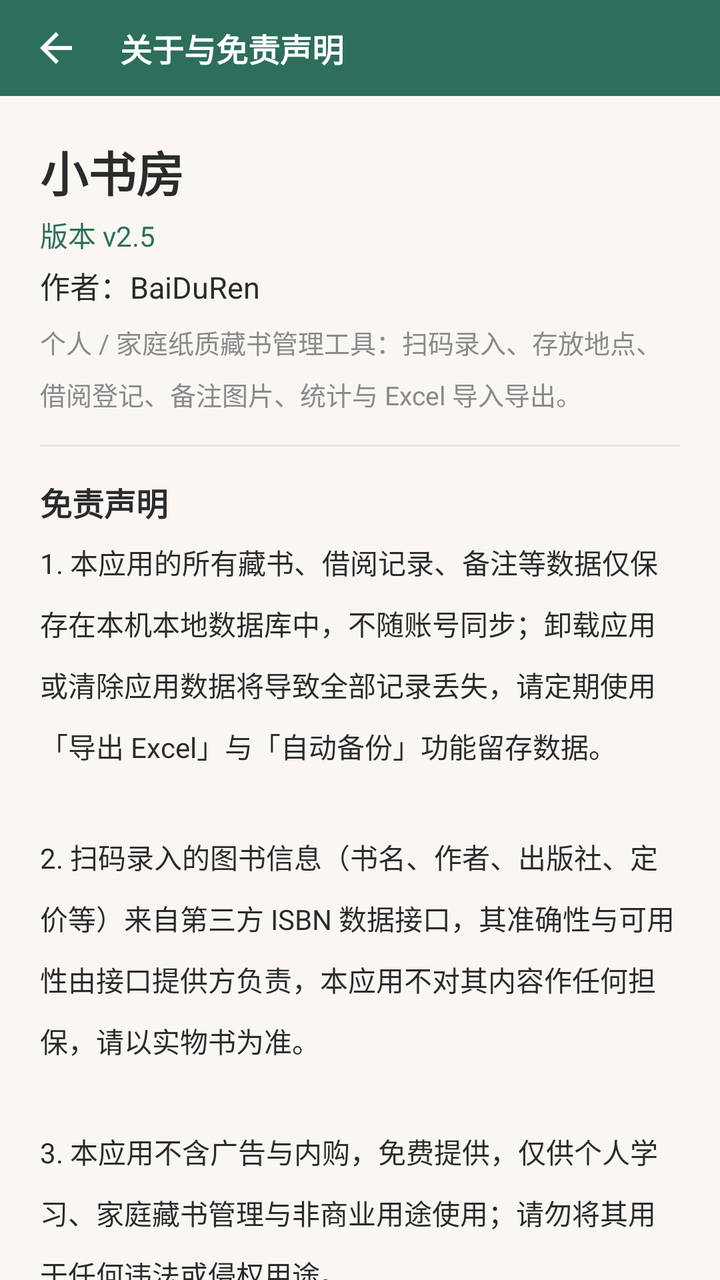
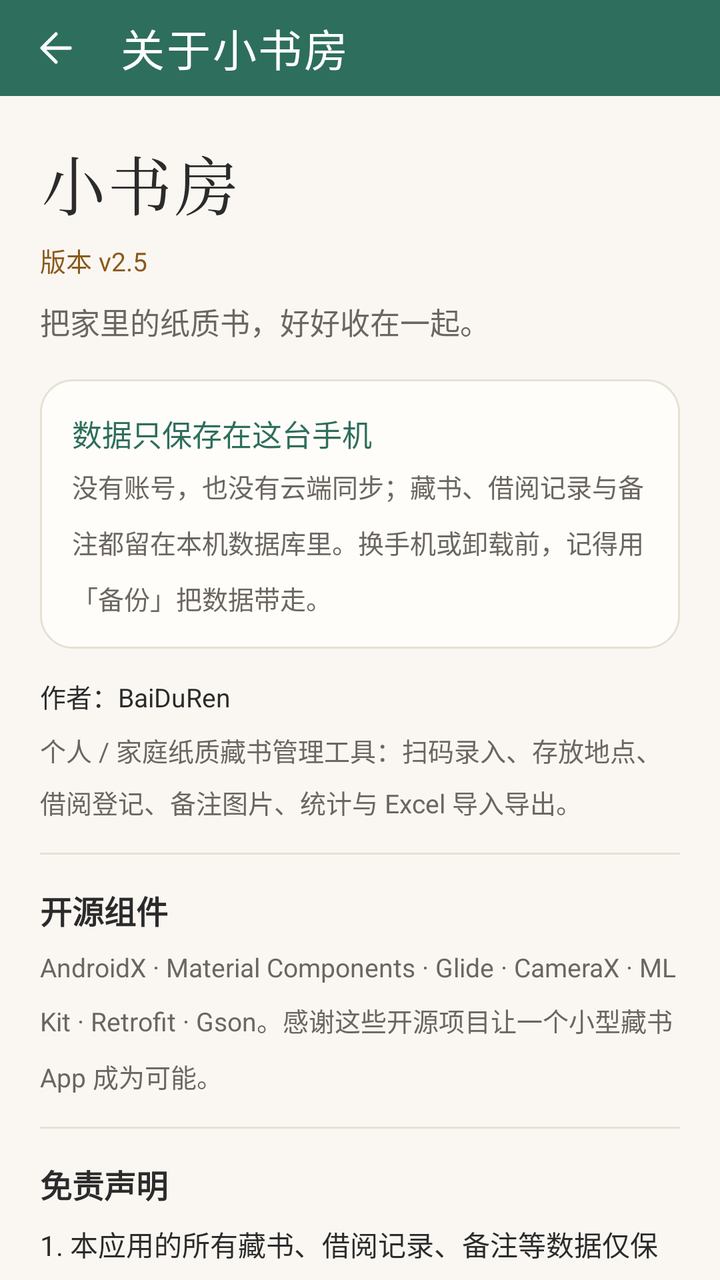

The first picture is an Android layout as it rendered before a commit; the second is the same layout after the commit. The layout source and the unified diff follow.
<!-- AndroidManifest.xml: application theme Theme.Bookshelf -->
<!-- res/layout/activity_about.xml -->
<?xml version="1.0" encoding="utf-8"?>
<LinearLayout xmlns:android="http://schemas.android.com/apk/res/android"
    xmlns:app="http://schemas.android.com/apk/res-auto"
    android:layout_width="match_parent"
    android:layout_height="match_parent"
    android:orientation="vertical">

    <com.google.android.material.appbar.MaterialToolbar
        android:id="@+id/toolbar"
        style="@style/Widget.Bookshelf.Toolbar"
        android:layout_width="match_parent"
        android:layout_height="@dimen/toolbar_h"
        app:navigationIcon="@drawable/ic_back"
        app:title="关于与免责声明" />

    <androidx.core.widget.NestedScrollView
        android:layout_width="match_parent"
        android:layout_height="0dp"
        android:layout_weight="1">

                <androidx.constraintlayout.widget.ConstraintLayout
            android:layout_width="match_parent"
            android:layout_height="wrap_content">

<LinearLayout
            android:layout_width="0dp"
            android:layout_height="wrap_content"
            android:orientation="vertical"
            android:padding="20dp"
                    app:layout_constraintWidth_max="@dimen/content_max_width"
                    app:layout_constraintStart_toStartOf="parent"
                    app:layout_constraintEnd_toEndOf="parent"
                    app:layout_constraintHorizontal_bias="0.5"
                    app:layout_constraintTop_toTopOf="parent"
                    app:layout_constraintBottom_toBottomOf="parent"
                >

            <TextView
                android:layout_width="wrap_content"
                android:layout_height="wrap_content"
                android:text="小书房"
                android:textColor="@color/text_main"
                android:textSize="24sp"
                android:textStyle="bold" />

            <TextView
                android:id="@+id/tv_version"
                android:layout_width="wrap_content"
                android:layout_height="wrap_content"
                android:layout_marginTop="4dp"
                android:text="版本 v2.5"
                android:textColor="?attr/colorPrimary"
                android:textSize="14sp" />

            <TextView
                android:layout_width="wrap_content"
                android:layout_height="wrap_content"
                android:layout_marginTop="4dp"
                android:text="作者：BaiDuRen"
                android:textColor="@color/text_main"
                android:textSize="15sp" />

            <TextView
                android:layout_width="wrap_content"
                android:layout_height="wrap_content"
                android:layout_marginTop="8dp"
                android:text="个人 / 家庭纸质藏书管理工具：扫码录入、存放地点、借阅登记、备注图片、统计与 Excel 导入导出。"
                android:textColor="@color/text_sub"
                android:textSize="13sp"
                android:lineSpacingMultiplier="1.4" />

            <View
                android:layout_width="match_parent"
                android:layout_height="1dp"
                android:layout_marginVertical="16dp"
                android:background="@color/divider_soft" />

            <TextView
                android:layout_width="wrap_content"
                android:layout_height="wrap_content"
                android:text="免责声明"
                android:textColor="@color/text_main"
                android:textSize="16sp"
                android:textStyle="bold" />

            <TextView
                android:layout_width="match_parent"
                android:layout_height="wrap_content"
                android:layout_marginTop="8dp"
                android:lineSpacingMultiplier="1.5"
                android:text="1. 本应用的所有藏书、借阅记录、备注等数据仅保存在本机本地数据库中，不随账号同步；卸载应用或清除应用数据将导致全部记录丢失，请定期使用「导出 Excel」与「自动备份」功能留存数据。\n\n2. 扫码录入的图书信息（书名、作者、出版社、定价等）来自第三方 ISBN 数据接口，其准确性与可用性由接口提供方负责，本应用不对其内容作任何担保，请以实物书为准。\n\n3. 本应用不含广告与内购，免费提供，仅供个人学习、家庭藏书管理与非商业用途使用；请勿将其用于任何违法或侵权用途。\n\n4. 使用本应用即表示你已了解并同意上述条款；对于因使用本应用造成的任何数据丢失或其他损失，作者不承担责任。"
                android:textColor="@color/text_main"
                android:textSize="14sp" />

            <View
                android:layout_width="match_parent"
                android:layout_height="1dp"
                android:layout_marginVertical="16dp"
                android:background="@color/divider_soft" />

            <TextView
                android:layout_width="wrap_content"
                android:layout_height="wrap_content"
                android:text="开发说明"
                android:textColor="@color/text_main"
                android:textSize="16sp"
                android:textStyle="bold" />

            <TextView
                android:layout_width="match_parent"
                android:layout_height="wrap_content"
                android:layout_marginTop="8dp"
                android:lineSpacingMultiplier="1.5"
                android:text="本应用由 BaiDuRen 提出需求并主导产品设计，由 AI（WorkBuddy 智能助手）辅助完成开发与迭代。"
                android:textColor="@color/text_sub"
                android:textSize="14sp" />
        </LinearLayout>
        </androidx.constraintlayout.widget.ConstraintLayout>
    </androidx.core.widget.NestedScrollView>
</LinearLayout>
<!-- resources referenced by this layout -->
<resources>
  <color name="divider_soft">#14000000</color>
  <color name="text_sub">#8A8A8A</color>
  <!-- drawable ic_back (drawable) -->
  <vector xmlns:android="http://schemas.android.com/apk/res/android"
      android:width="24dp" android:height="24dp"
      android:viewportWidth="24" android:viewportHeight="24"
      android:autoMirrored="true">
      <path
          android:fillColor="#FFFFFFFF"
          android:pathData="M20,11L7.8,11l5.6,-5.6L12,4l-8,8 8,8 1.4,-1.4L7.8,13L20,13z" />
  </vector>
  <style name="Widget.Bookshelf.Toolbar" parent="Widget.Material3.Toolbar">
          <item name="android:background">?attr/colorPrimary</item>
          <item name="titleTextColor">@color/white</item>
          <item name="titleTextAppearance">@style/TextAppearance.Bookshelf.ToolbarTitle</item>
          <item name="navigationIconTint">@color/white</item>
          <item name="android:elevation">0dp</item>
      </style>
  <style name="Theme.Bookshelf" parent="Theme.Bookshelf.Base">
          <item name="colorPrimary">@color/primary</item>
          <item name="colorPrimaryVariant">@color/primary_dark</item>
          <item name="colorSecondary">@color/accent</item>
          
          <item name="chip_bg">@color/chip_bg</item>
          <item name="primary_container">@color/green_container</item>
          <item name="on_primary_container">@color/green_on_container</item>
      </style>
  <style name="TextAppearance.Bookshelf.ToolbarTitle" parent="TextAppearance.Material3.TitleLarge">
          <item name="android:textSize">@dimen/text_title_toolbar</item>
          <item name="android:textStyle">bold</item>
          <item name="android:textColor">@color/white</item>
      </style>
  <style name="Theme.Bookshelf.Base" parent="Theme.Material3.Light.NoActionBar">
          
          <item name="android:colorBackground">@color/bg_page</item>
          
          <item name="android:statusBarColor">?attr/colorPrimary</item>
          <item name="android:windowLightStatusBar">false</item>
          
          <item name="surface">@color/surface</item>
          <item name="surface_dim">@color/surface_dim</item>
          <item name="outline">@color/outline</item>
          <item name="outline_strong">@color/outline_strong</item>
          <item name="on_surface">@color/text_main</item>
          <item name="on_surface_variant">@color/text_sub</item>
          
          <item name="primary_container">@color/green_container</item>
          <item name="on_primary_container">@color/green_on_container</item>
          
          <item name="chip_bg">@color/chip_bg</item>
          
          <item name="colorSurface">@color/surface</item>
          <item name="colorSurfaceBright">@color/surface</item>
          <item name="colorSurfaceDim">@color/surface_dim</item>
          <item name="colorSurfaceContainer">@color/surface</item>
          <item name="colorSurfaceContainerLow">@color/surface</item>
          <item name="colorSurfaceContainerLowest">@color/surface</item>
          <item name="colorSurfaceContainerHigh">@color/surface</item>
          <item name="colorSurfaceContainerHighest">@color/surface_dim</item>
          <item name="colorOutline">@color/outline</item>
          <item name="colorOutlineVariant">@color/outline</item>
          
          <item name="elevationOverlayEnabled">false</item>
          
          <item name="materialButtonStyle">@style/Widget.Bookshelf.Button</item>
          <item name="textInputStyle">@style/Widget.Bookshelf.TextField</item>
          <item name="materialCardViewStyle">@style/Widget.Bookshelf.MaterialCard</item>
          
          <item name="chipStyle">@style/Widget.Bookshelf.Chip</item>
          <item name="chipGroupStyle">@style/Widget.Bookshelf.ChipGroup</item>
          
          <item name="materialAlertDialogTheme">@style/ThemeOverlay.Bookshelf.Dialog</item>
          
          <item name="bottomSheetDialogTheme">@style/ThemeOverlay.Bookshelf.BottomSheet</item>
      </style>
  <color name="surface">#FFFFFF</color>
  <!-- unchanged entries left out for length: 33 -->
</resources>

<!-- the commit's change to res/layout/activity_about.xml (unified diff, before → after) -->
@@ -11,7 +11,7 @@
         android:layout_width="match_parent"
         android:layout_height="@dimen/toolbar_h"
         app:navigationIcon="@drawable/ic_back"
-        app:title="关于与免责声明" />
+        app:title="关于小书房" />
 
     <androidx.core.widget.NestedScrollView
         android:layout_width="match_parent"
@@ -38,34 +38,69 @@
             <TextView
                 android:layout_width="wrap_content"
                 android:layout_height="wrap_content"
+                android:fontFamily="serif"
+                android:letterSpacing="0.04"
                 android:text="小书房"
-                android:textColor="@color/text_main"
-                android:textSize="24sp"
-                android:textStyle="bold" />
+                android:textColor="?attr/on_surface"
+                android:textSize="32sp" />
 
             <TextView
                 android:id="@+id/tv_version"
                 android:layout_width="wrap_content"
                 android:layout_height="wrap_content"
-                android:layout_marginTop="4dp"
+                android:layout_marginTop="6dp"
                 android:text="版本 v2.5"
-                android:textColor="?attr/colorPrimary"
-                android:textSize="14sp" />
+                android:textColor="?attr/accent_text"
+                android:textSize="13sp" />
+
+            <TextView
+                android:layout_width="match_parent"
+                android:layout_height="wrap_content"
+                android:layout_marginTop="10dp"
+                android:lineSpacingMultiplier="1.5"
+                android:text="把家里的纸质书，好好收在一起。"
+                android:textColor="?attr/on_surface_variant"
+                android:textSize="15sp" />
+
+            <LinearLayout
+                android:layout_width="match_parent"
+                android:layout_height="wrap_content"
+                android:layout_marginTop="18dp"
+                android:background="@drawable/bg_card"
+                android:orientation="vertical"
+                android:padding="@dimen/space_lg">
+
+                <TextView
+                    android:layout_width="wrap_content"
+                    android:layout_height="wrap_content"
+                    android:text="数据只保存在这台手机"
+                    android:textColor="?attr/colorPrimary"
+                    android:textSize="15sp" />
+
+                <TextView
+                    android:layout_width="match_parent"
+                    android:layout_height="wrap_content"
+                    android:layout_marginTop="6dp"
+                    android:lineSpacingMultiplier="1.5"
+                    android:text="没有账号，也没有云端同步；藏书、借阅记录与备注都留在本机数据库里。换手机或卸载前，记得用「备份」把数据带走。"
+                    android:textColor="?attr/on_surface_variant"
+                    android:textSize="13sp" />
+            </LinearLayout>
 
             <TextView
                 android:layout_width="wrap_content"
                 android:layout_height="wrap_content"
-                android:layout_marginTop="4dp"
+                android:layout_marginTop="14dp"
                 android:text="作者：BaiDuRen"
-                android:textColor="@color/text_main"
-                android:textSize="15sp" />
+                android:textColor="?attr/on_surface"
+                android:textSize="13sp" />
 
             <TextView
                 android:layout_width="wrap_content"
                 android:layout_height="wrap_content"
                 android:layout_marginTop="8dp"
                 android:text="个人 / 家庭纸质藏书管理工具：扫码录入、存放地点、借阅登记、备注图片、统计与 Excel 导入导出。"
-                android:textColor="@color/text_sub"
+                android:textColor="?attr/on_surface_variant"
                 android:textSize="13sp"
                 android:lineSpacingMultiplier="1.4" />
 
@@ -73,13 +108,36 @@
                 android:layout_width="match_parent"
                 android:layout_height="1dp"
                 android:layout_marginVertical="16dp"
-                android:background="@color/divider_soft" />
+                android:background="?attr/outline" />
+
+            <TextView
+                android:layout_width="wrap_content"
+                android:layout_height="wrap_content"
+                android:text="开源组件"
+                android:textColor="?attr/on_surface"
+                android:textSize="16sp"
+                android:textStyle="bold" />
+
+            <TextView
+                android:layout_width="match_parent"
+                android:layout_height="wrap_content"
+                android:layout_marginTop="8dp"
+                android:lineSpacingMultiplier="1.5"
+                android:text="AndroidX · Material Components · Glide · CameraX · ML Kit · Retrofit · Gson。感谢这些开源项目让一个小型藏书 App 成为可能。"
+                android:textColor="?attr/on_surface_variant"
+                android:textSize="13sp" />
+
+            <View
+                android:layout_width="match_parent"
+                android:layout_height="1dp"
+                android:layout_marginVertical="16dp"
+                android:background="?attr/outline" />
 
             <TextView
                 android:layout_width="wrap_content"
                 android:layout_height="wrap_content"
                 android:text="免责声明"
-                android:textColor="@color/text_main"
+                android:textColor="?attr/on_surface"
                 android:textSize="16sp"
                 android:textStyle="bold" />
 
@@ -89,20 +147,20 @@
                 android:layout_marginTop="8dp"
                 android:lineSpacingMultiplier="1.5"
                 android:text="1. 本应用的所有藏书、借阅记录、备注等数据仅保存在本机本地数据库中，不随账号同步；卸载应用或清除应用数据将导致全部记录丢失，请定期使用「导出 Excel」与「自动备份」功能留存数据。\n\n2. 扫码录入的图书信息（书名、作者、出版社、定价等）来自第三方 ISBN 数据接口，其准确性与可用性由接口提供方负责，本应用不对其内容作任何担保，请以实物书为准。\n\n3. 本应用不含广告与内购，免费提供，仅供个人学习、家庭藏书管理与非商业用途使用；请勿将其用于任何违法或侵权用途。\n\n4. 使用本应用即表示你已了解并同意上述条款；对于因使用本应用造成的任何数据丢失或其他损失，作者不承担责任。"
-                android:textColor="@color/text_main"
+                android:textColor="?attr/on_surface"
                 android:textSize="14sp" />
 
             <View
                 android:layout_width="match_parent"
                 android:layout_height="1dp"
                 android:layout_marginVertical="16dp"
-                android:background="@color/divider_soft" />
+                android:background="?attr/outline" />
 
             <TextView
                 android:layout_width="wrap_content"
                 android:layout_height="wrap_content"
                 android:text="开发说明"
-                android:textColor="@color/text_main"
+                android:textColor="?attr/on_surface"
                 android:textSize="16sp"
                 android:textStyle="bold" />
 
@@ -112,7 +170,7 @@
                 android:layout_marginTop="8dp"
                 android:lineSpacingMultiplier="1.5"
                 android:text="本应用由 BaiDuRen 提出需求并主导产品设计，由 AI（WorkBuddy 智能助手）辅助完成开发与迭代。"
-                android:textColor="@color/text_sub"
+                android:textColor="?attr/on_surface_variant"
                 android:textSize="14sp" />
         </LinearLayout>
         </androidx.constraintlayout.widget.ConstraintLayout>
<!-- resource entries referenced after the edit -->
@@ -1,21 +1,36 @@
 <!-- resources referenced by this layout -->
 <resources>
-  <color name="divider_soft">#14000000</color>
-  <color name="text_sub">#8A8A8A</color>
+  <dimen name="space_lg">16dp</dimen>
+  <!-- drawable bg_card (drawable) -->
+  <?xml version="1.0" encoding="utf-8"?>
+  <shape xmlns:android="http://schemas.android.com/apk/res/android" android:shape="rectangle">
+      <solid android:color="?attr/surface" />
+      <stroke android:width="1dp" android:color="?attr/outline" />
+      <corners android:radius="@dimen/card_corner" />
+  </shape>
+  <color name="text_sub">#6B6660</color>
+  <color name="accent_text">#8A5A1A</color>
   <!-- drawable ic_back (drawable) -->
+  <?xml version="1.0" encoding="utf-8"?>
   <vector xmlns:android="http://schemas.android.com/apk/res/android"
-      android:width="24dp" android:height="24dp"
-      android:viewportWidth="24" android:viewportHeight="24"
+      android:width="24dp"
+      android:height="24dp"
+      android:viewportWidth="24"
+      android:viewportHeight="24"
       android:autoMirrored="true">
       <path
-          android:fillColor="#FFFFFFFF"
-          android:pathData="M20,11L7.8,11l5.6,-5.6L12,4l-8,8 8,8 1.4,-1.4L7.8,13L20,13z" />
+          android:fillColor="@android:color/transparent"
+          android:pathData="M19,12 L6,12 M12,5 L5,12 L12,19"
+          android:strokeColor="#FF000000"
+          android:strokeLineCap="round"
+          android:strokeLineJoin="round"
+          android:strokeWidth="1.75" />
   </vector>
   <style name="Widget.Bookshelf.Toolbar" parent="Widget.Material3.Toolbar">
           <item name="android:background">?attr/colorPrimary</item>
-          <item name="titleTextColor">@color/white</item>
+          <item name="titleTextColor">?attr/colorOnPrimary</item>
           <item name="titleTextAppearance">@style/TextAppearance.Bookshelf.ToolbarTitle</item>
-          <item name="navigationIconTint">@color/white</item>
+          <item name="navigationIconTint">?attr/colorOnPrimary</item>
           <item name="android:elevation">0dp</item>
       </style>
   <style name="Theme.Bookshelf" parent="Theme.Bookshelf.Base">
@@ -26,10 +41,27 @@
           <item name="chip_bg">@color/chip_bg</item>
           <item name="primary_container">@color/green_container</item>
           <item name="on_primary_container">@color/green_on_container</item>
+          <item name="android:colorBackground">@color/green_page</item>
+          <item name="surface">@color/green_surface</item>
+          <item name="surface_dim">@color/green_surface_dim</item>
+          <item name="outline">@color/green_outline</item>
+          <item name="outline_strong">@color/green_outline_strong</item>
+          <item name="colorSurface">@color/green_surface</item>
+          <item name="colorSurfaceBright">@color/green_surface</item>
+          <item name="colorSurfaceContainer">@color/green_surface</item>
+          <item name="colorSurfaceContainerLow">@color/green_surface</item>
+          <item name="colorSurfaceContainerLowest">@color/green_surface</item>
+          <item name="colorSurfaceContainerHigh">@color/green_surface</item>
+          <item name="colorSurfaceDim">@color/green_surface_dim</item>
+          <item name="colorSurfaceContainerHighest">@color/green_surface_dim</item>
+          <item name="colorOutline">@color/green_outline</item>
+          <item name="colorOutlineVariant">@color/green_outline</item>
       </style>
   <style name="TextAppearance.Bookshelf.ToolbarTitle" parent="TextAppearance.Material3.TitleLarge">
-          <item name="android:textSize">@dimen/text_title_toolbar</item>
-          <item name="android:textStyle">bold</item>
+          <item name="android:textSize">@dimen/text_title</item>
+          <item name="android:fontFamily">serif</item>
+          <item name="android:textStyle">normal</item>
+          <item name="android:letterSpacing">0.04</item>
           <item name="android:textColor">@color/white</item>
       </style>
   <style name="Theme.Bookshelf.Base" parent="Theme.Material3.Light.NoActionBar">
@@ -38,6 +70,8 @@
           
           <item name="android:statusBarColor">?attr/colorPrimary</item>
           <item name="android:windowLightStatusBar">false</item>
+          
+          <item name="android:windowActivityTransitions">true</item>
           
           <item name="surface">@color/surface</item>
           <item name="surface_dim">@color/surface_dim</item>
@@ -51,6 +85,11 @@
           
           <item name="chip_bg">@color/chip_bg</item>
           
+          <item name="accent_text">@color/accent_text</item>
+          
+          <item name="colorOnSurface">@color/text_main</item>
+          <item name="colorOnSurfaceVariant">@color/text_sub</item>
+          <item name="colorOnBackground">@color/text_main</item>
           <item name="colorSurface">@color/surface</item>
           <item name="colorSurfaceBright">@color/surface</item>
           <item name="colorSurfaceDim">@color/surface_dim</item>
@@ -75,7 +114,13 @@
           
           <item name="bottomSheetDialogTheme">@style/ThemeOverlay.Bookshelf.BottomSheet</item>
       </style>
-  <color name="surface">#FFFFFF</color>
+  <color name="green_page">#FAF7F2</color>
+  <color name="green_surface">#FFFDF9</color>
+  <color name="green_surface_dim">#F3EEE6</color>
+  <color name="green_outline">#E6E0D5</color>
+  <color name="green_outline_strong">#D8D0C2</color>
+  <dimen name="text_title">22sp</dimen>
+  <color name="surface">#FFFDF9</color>
   <!-- unchanged entries left out for length: 33 -->
 </resources>
 
